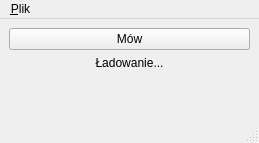
Above: ui/Main.ui from janinainfa/mex-assistant before the change. Below: the same form after it.
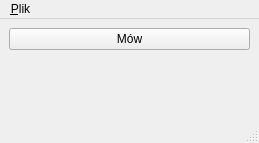
That is the form after the change.

```diff
--- a/ui/Main.ui
+++ b/ui/Main.ui
@@ -34,7 +34,7 @@
        <bool>false</bool>
       </property>
       <property name="text">
-       <string>Ładowanie...</string>
+       <string/>
       </property>
       <property name="alignment">
        <set>Qt::AlignHCenter|Qt::AlignTop</set>
```
